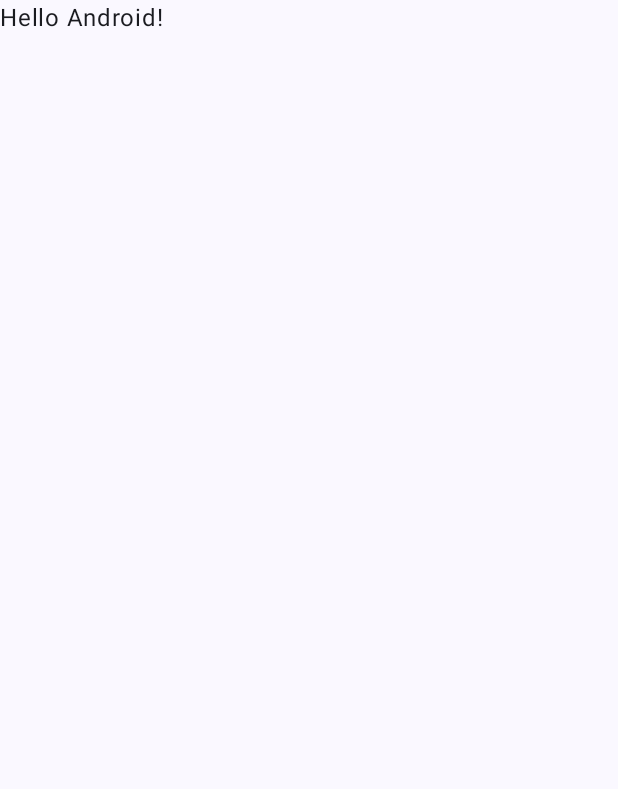
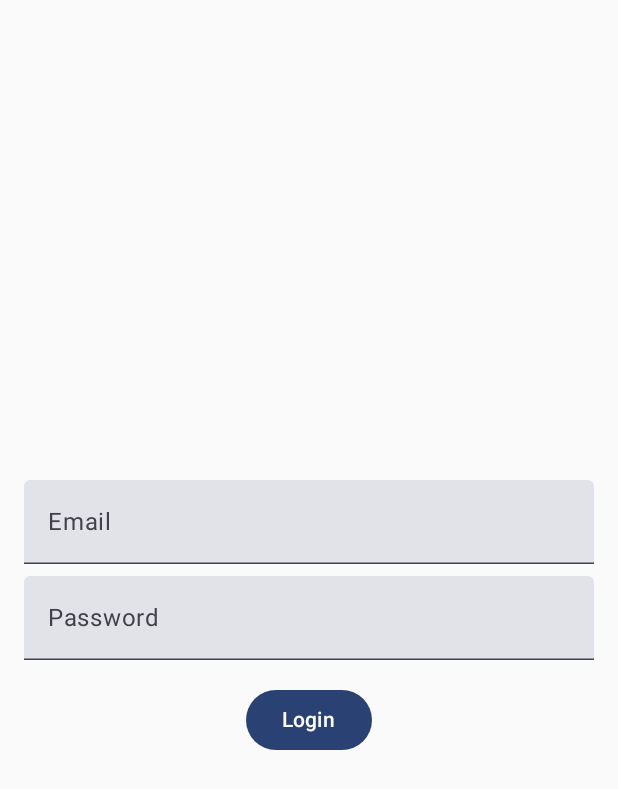
Before and after one commit to manu0396/PruebaTecnicaTest, an Android app built with Jetpack Compose: the screen it shows after launch (MainActivity), on a phone screen of 412 x 824 dp. Before the commit the part shown is almost empty. Shown: the top 789 px of the screen. Run offline under Robolectric (Android 15) with nearby library versions, the phone set to English and light mode, and no system bars; our stand-ins replace Dagger/Hilt's generated code, Firebase (no records; nobody signed in at launch, a user with empty details on screens opened directly).

Commit message:
Fix firebase auth

```diff
--- a/app/src/main/AndroidManifest.xml
+++ b/app/src/main/AndroidManifest.xml
@@ -3,6 +3,7 @@
     xmlns:tools="http://schemas.android.com/tools">
 
     <application
+        android:name=".MainApplication"
         android:allowBackup="true"
         android:dataExtractionRules="@xml/data_extraction_rules"
         android:fullBackupContent="@xml/backup_rules"
--- a/app/src/main/java/com/example/pruebatecnicatest/MainActivity.kt
+++ b/app/src/main/java/com/example/pruebatecnicatest/MainActivity.kt
@@ -11,20 +11,22 @@ import androidx.compose.material3.Text
 import androidx.compose.runtime.Composable
 import androidx.compose.ui.Modifier
 import androidx.compose.ui.tooling.preview.Preview
+import androidx.navigation.compose.NavHost
+import androidx.navigation.compose.rememberNavController
+import com.example.pruebatecnicatest.ui.nav.AppNavigator
 import com.example.pruebatecnicatest.ui.theme.PruebaTecnicaTestTheme
+import com.google.firebase.FirebaseApp
+import dagger.hilt.android.AndroidEntryPoint
 
+@AndroidEntryPoint
 class MainActivity : ComponentActivity() {
     override fun onCreate(savedInstanceState: Bundle?) {
         super.onCreate(savedInstanceState)
         enableEdgeToEdge()
+
         setContent {
             PruebaTecnicaTestTheme {
-                Scaffold(modifier = Modifier.fillMaxSize()) { innerPadding ->
-                    Greeting(
-                        name = "Android",
-                        modifier = Modifier.padding(innerPadding)
-                    )
-                }
+                AppNavigator()
             }
         }
     }
--- /dev/null
+++ b/app/src/main/java/com/example/pruebatecnicatest/MainApplication.kt
@@ -0,0 +1,21 @@
+package com.example.pruebatecnicatest
+
+import android.app.Application
+import android.content.Context
+import com.example.pruebatecnicatest.di.AppComponent
+import com.example.pruebatecnicatest.di.DaggerAppComponent
+import com.google.firebase.FirebaseApp
+import com.google.firebase.logger.Logger
+import dagger.hilt.android.HiltAndroidApp
+
+@HiltAndroidApp
+class MainApplication: Application() {
+
+    lateinit var appComponent: AppComponent
+    override fun onCreate() {
+        super.onCreate()
+        FirebaseApp.initializeApp(this)
+        appComponent = DaggerAppComponent.builder().application(this).build()
+
+    }
+}
--- /dev/null
+++ b/app/src/main/java/com/example/pruebatecnicatest/di/AppComponent.kt
@@ -0,0 +1,20 @@
+package com.example.pruebatecnicatest.di
+
+import android.app.Application
+import dagger.BindsInstance
+import dagger.Component
+import javax.inject.Singleton
+
+@Singleton
+@Component(modules = [
+    AppModule::class,
+])
+interface AppComponent {
+
+    @Component.Builder
+    interface Builder {
+        fun build(): AppComponent
+        @BindsInstance
+        fun application(application: Application): Builder
+    }
+}
--- /dev/null
+++ b/app/src/main/java/com/example/pruebatecnicatest/ui/nav/AppNavigator.kt
@@ -0,0 +1,49 @@
+package com.example.pruebatecnicatest.ui.nav
+
+import androidx.compose.runtime.Composable
+import androidx.compose.runtime.remember
+import androidx.hilt.navigation.compose.hiltViewModel
+import androidx.navigation.NavBackStackEntry
+import androidx.navigation.NavController
+import androidx.navigation.compose.NavHost
+import androidx.navigation.compose.composable
+import androidx.navigation.compose.navigation
+import androidx.navigation.compose.rememberNavController
+import com.example.pruebatecnicatest.ui.screens.LoginScreen
+import com.example.pruebatecnicatest.ui.screens.TransactionListScreen
+import com.example.pruebatecnicatest.ui.viewmodel.TransactionViewModel
+
+@Composable
+fun AppNavigator() {
+    val navController = rememberNavController()
+    NavHost(navController, startDestination = Screens.Auth.route) {
+        navigation(startDestination = Screens.Login.route, route = Screens.Auth.route) {
+            composable(Screens.Login.route) { navBackStackEntry ->
+                LoginScreen(
+                    onLoginSuccess = {
+                        navController.navigate("transactions")
+                    }
+                )
+            }
+        }
+        navigation(startDestination = Screens.Home.route, route = Screens.Dashboard.route) {
+            composable("transactions") { navBackStackEntry ->
+                TransactionListScreen(
+                    viewModel = navBackStackEntry.transactionListViewModel(navController)
+                )
+            }
+        }
+    }
+}
+
+/**
+ * Function to instantiate viewmodel, passing route in case it exists.
+ */
+@Composable
+fun NavBackStackEntry.transactionListViewModel(navController: NavController): TransactionViewModel {
+    val navGraphRoute = destination.parent?.route ?: return hiltViewModel()
+    val parentEntry = remember(this) {
+        navController.getBackStackEntry(navGraphRoute)
+    }
+    return hiltViewModel(parentEntry)
+}
--- /dev/null
+++ b/app/src/main/java/com/example/pruebatecnicatest/ui/nav/Screens.kt
@@ -0,0 +1,11 @@
+package com.example.pruebatecnicatest.ui.nav
+
+sealed class Screens(val route: String) {
+    object Auth : Screens("auth")
+
+    object Dashboard : Screens("dashboard")
+
+    object Home: Screens("home")
+
+    object Login: Screens("login")
+}
--- /dev/null
+++ b/app/src/main/java/com/example/pruebatecnicatest/ui/screens/LoginScreen.kt
@@ -0,0 +1,70 @@
+package com.example.pruebatecnicatest.ui.screens
+
+import android.util.Log
+import android.widget.Toast
+import androidx.compose.foundation.layout.Arrangement
+import androidx.compose.foundation.layout.Column
+import androidx.compose.foundation.layout.Spacer
+import androidx.compose.foundation.layout.fillMaxSize
+import androidx.compose.foundation.layout.fillMaxWidth
+import androidx.compose.foundation.layout.height
+import androidx.compose.foundation.layout.padding
+import androidx.compose.material3.Button
+import androidx.compose.material3.Text
+import androidx.compose.material3.TextField
+import androidx.compose.runtime.Composable
+import androidx.compose.runtime.mutableStateOf
+import androidx.compose.runtime.remember
+import androidx.compose.ui.Alignment
+import androidx.compose.ui.Modifier
+import androidx.compose.ui.platform.LocalContext
+import androidx.compose.ui.text.input.PasswordVisualTransformation
+import androidx.compose.ui.unit.dp
+import com.example.pruebatecnicatest.ui.viewmodel.TransactionViewModel
+import com.google.firebase.auth.FirebaseAuth
+
+@Composable
+fun LoginScreen(
+    onLoginSuccess: () -> Unit
+) {
+    val context = LocalContext.current
+    val email = remember { mutableStateOf("") }
+    val password = remember { mutableStateOf("") }
+    val auth = FirebaseAuth.getInstance()
+
+    Column(
+        modifier = Modifier
+            .fillMaxSize()
+            .padding(16.dp),
+        verticalArrangement = Arrangement.Center,
+        horizontalAlignment = Alignment.CenterHorizontally
+    ) {
+        TextField(
+            value = email.value,
+            onValueChange = { email.value = it },
+            label = { Text("Email") },
+            modifier = Modifier.fillMaxWidth()
+        )
+        Spacer(modifier = Modifier.height(8.dp))
+        TextField(
+            value = password.value,
+            onValueChange = { password.value = it },
+            label = { Text("Password") },
+            modifier = Modifier.fillMaxWidth(),
+            visualTransformation = PasswordVisualTransformation()
+        )
+        Spacer(modifier = Modifier.height(16.dp))
+        Button(onClick = {
+            auth.signInWithEmailAndPassword(email.value, password.value)
+                .addOnCompleteListener { task ->
+                    if (task.isSuccessful) {
+                        onLoginSuccess()
+                    } else {
+                        Toast.makeText(context, "Authentication Failed", Toast.LENGTH_SHORT).show()
+                    }
+                }
+        }) {
+            Text("Login")
+        }
+    }
+}
--- a/build.gradle.kts
+++ b/build.gradle.kts
@@ -7,3 +7,8 @@ plugins {
     alias(libs.plugins.ksp) apply false
     alias(libs.plugins.kotlin.serialization) apply false
 }
+buildscript{
+    dependencies{
+        classpath(libs.google.services)
+    }
+}
```
Also changed, not shown: app/build.gradle.kts (+10 -0 lines), app/src/main/java/com/example/pruebatecnicatest/data/remote/ApiService.kt (added, +9 -0 lines), app/src/main/java/com/example/pruebatecnicatest/data/remote/repository/TransactionRepository.kt (added, +11 -0 lines), app/src/main/java/com/example/pruebatecnicatest/di/AppModule.kt (added, +24 -0 lines), app/src/main/java/com/example/pruebatecnicatest/domain/models/Transaction.kt (added, +8 -0 lines), app/src/main/java/com/example/pruebatecnicatest/ui/components/TransactionItem.kt (added, +19 -0 lines), app/src/main/java/com/example/pruebatecnicatest/ui/screens/TransactionListScreen.kt (added, +18 -0 lines), app/src/main/java/com/example/pruebatecnicatest/ui/viewmodel/TransactionListViewModel.kt (added, +31 -0 lines), app/src/main/java/com/example/pruebatecnicatest/utils/WrapperResponse.kt (added, +7 -0 lines), gradle/libs.versions.toml (+13 -0 lines), 1 other file.
